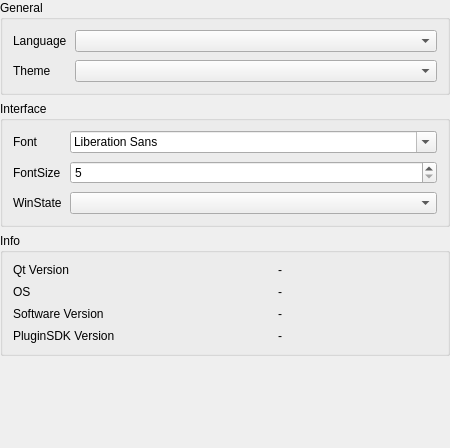
This is src/settings/generalsettingdialog.ui in Wing-summer/WingHexExplorer2 as Qt 5 draws it before an edit. The edited form follows.
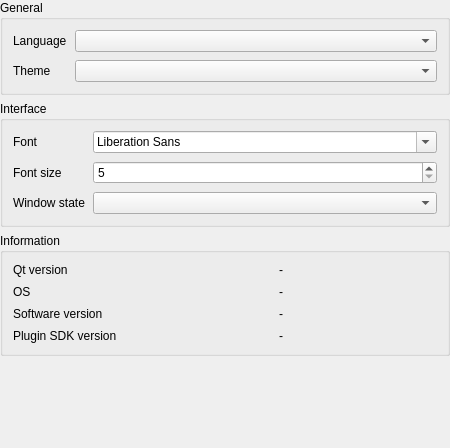
This is the edited form.

Diff of the .ui file:
```diff
--- a/src/settings/generalsettingdialog.ui
+++ b/src/settings/generalsettingdialog.ui
@@ -131,7 +131,7 @@
       <item row="1" column="0">
        <widget class="QLabel" name="lblFontSize">
         <property name="text">
-         <string>FontSize</string>
+         <string>Font size</string>
         </property>
        </widget>
       </item>
@@ -148,7 +148,7 @@
       <item row="2" column="0">
        <widget class="QLabel" name="lblWinState">
         <property name="text">
-         <string>WinState</string>
+         <string>Window state</string>
         </property>
        </widget>
       </item>
@@ -167,7 +167,7 @@
       </sizepolicy>
      </property>
      <property name="title">
-      <string>Info</string>
+      <string>Information</string>
      </property>
      <layout class="QFormLayout" name="formLayout_3">
       <property name="sizeConstraint">
@@ -194,7 +194,7 @@
       <item row="0" column="0">
        <widget class="QLabel" name="label_10">
         <property name="text">
-         <string>Qt Version</string>
+         <string>Qt version</string>
         </property>
        </widget>
       </item>
@@ -234,7 +234,7 @@
       <item row="2" column="0">
        <widget class="QLabel" name="label_6">
         <property name="text">
-         <string>Software Version</string>
+         <string>Software version</string>
         </property>
        </widget>
       </item>
@@ -254,7 +254,7 @@
       <item row="3" column="0">
        <widget class="QLabel" name="label_8">
         <property name="text">
-         <string>PluginSDK Version</string>
+         <string>Plugin SDK version</string>
         </property>
        </widget>
       </item>
```
